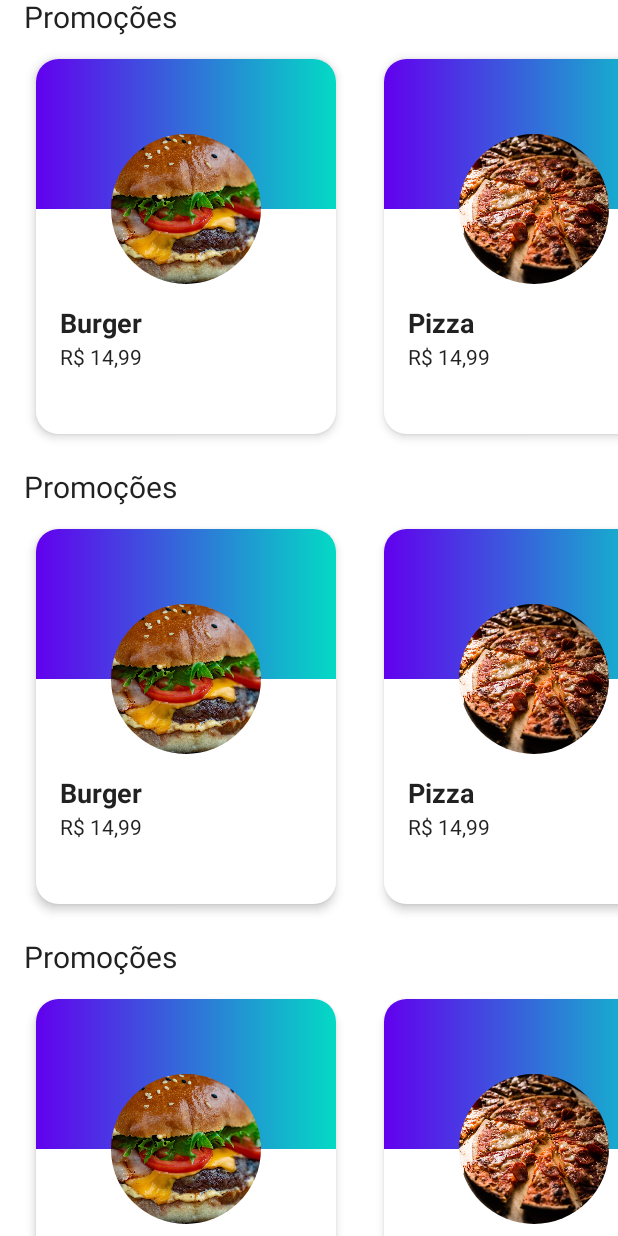
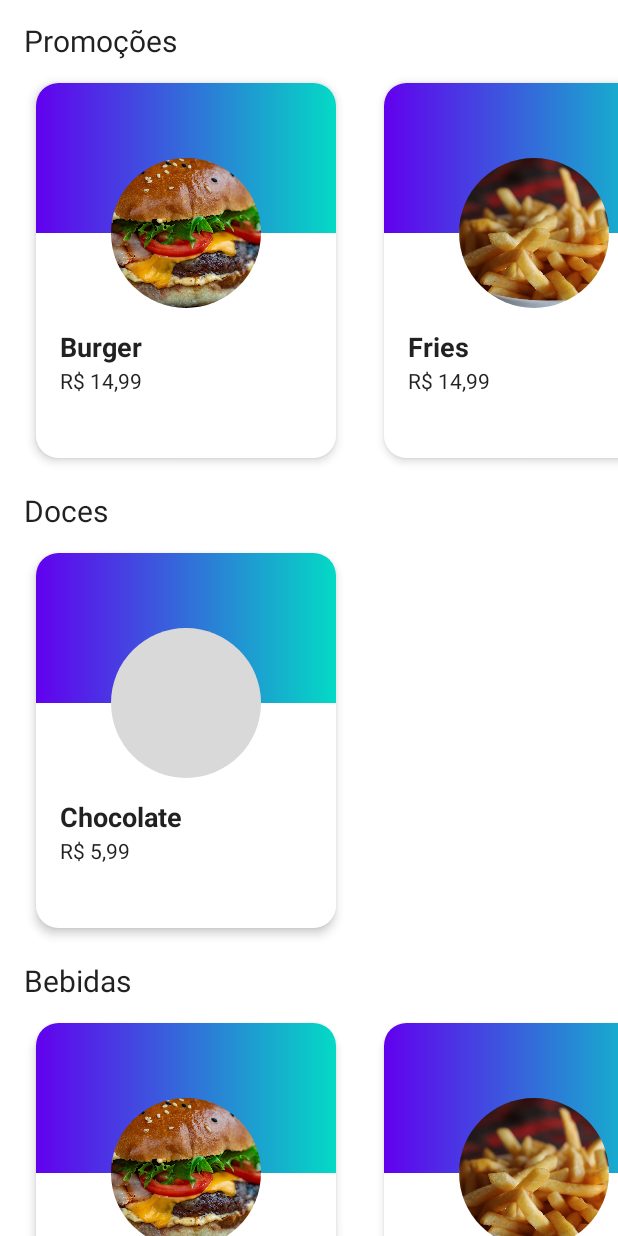
Before and after one commit to gersoncorrea/alura-jetpackcompose, an Android app built with Jetpack Compose: the screen it shows after launch (MainActivity), on a phone screen of 412 x 824 dp. Run offline under Robolectric (Android 15) with nearby library versions, the phone set to English and light mode, and no system bars.

Commit message:
[JC] - aula 6

```diff
--- a/app/src/main/java/com/study/alura_jetpackcompose/MainActivity.kt
+++ b/app/src/main/java/com/study/alura_jetpackcompose/MainActivity.kt
@@ -3,47 +3,10 @@ package com.study.alura_jetpackcompose
 import android.os.Bundle
 import androidx.activity.ComponentActivity
 import androidx.activity.compose.setContent
-import androidx.compose.foundation.Image
-import androidx.compose.foundation.background
-import androidx.compose.foundation.horizontalScroll
-import androidx.compose.foundation.layout.Arrangement
-import androidx.compose.foundation.layout.Box
-import androidx.compose.foundation.layout.Column
-import androidx.compose.foundation.layout.Row
-import androidx.compose.foundation.layout.Spacer
-import androidx.compose.foundation.layout.fillMaxSize
-import androidx.compose.foundation.layout.fillMaxWidth
-import androidx.compose.foundation.layout.height
-import androidx.compose.foundation.layout.heightIn
-import androidx.compose.foundation.layout.offset
-import androidx.compose.foundation.layout.padding
-import androidx.compose.foundation.layout.size
-import androidx.compose.foundation.layout.width
-import androidx.compose.foundation.rememberScrollState
-import androidx.compose.foundation.shape.CircleShape
-import androidx.compose.foundation.shape.RoundedCornerShape
-import androidx.compose.foundation.verticalScroll
 import androidx.compose.material.Surface
-import androidx.compose.material.Text
 import androidx.compose.runtime.Composable
-import androidx.compose.ui.Alignment.Companion.BottomCenter
-import androidx.compose.ui.Modifier
-import androidx.compose.ui.draw.clip
-import androidx.compose.ui.graphics.Brush
-import androidx.compose.ui.layout.ContentScale
-import androidx.compose.ui.res.painterResource
-import androidx.compose.ui.text.font.FontWeight
-import androidx.compose.ui.text.style.TextOverflow
-import androidx.compose.ui.tooling.preview.Preview
-import androidx.compose.ui.tooling.preview.datasource.LoremIpsum
-import androidx.compose.ui.unit.dp
-import androidx.compose.ui.unit.sp
-import com.study.alura_jetpackcompose.extensions.toBrazilianCurrency
-import com.study.alura_jetpackcompose.model.Product
+import com.study.alura_jetpackcompose.ui.screens.HomeScreen
 import com.study.alura_jetpackcompose.ui.theme.AluveryTheme
-import com.study.alura_jetpackcompose.ui.theme.Purple500
-import com.study.alura_jetpackcompose.ui.theme.Teal200
-import java.math.BigDecimal
 
 class MainActivity : ComponentActivity() {
 
@@ -59,147 +22,7 @@ class MainActivity : ComponentActivity() {
 fun App() {
     AluveryTheme {
         Surface {
-            Column(
-                Modifier.fillMaxSize()
-                    .verticalScroll(rememberScrollState()),
-                verticalArrangement = Arrangement.spacedBy(16.dp)
-            ) {
-                ProductSection()
-                ProductSection()
-                ProductSection()
-            }
+            HomeScreen()
         }
     }
 }
-
-@Composable
-fun ProductSection() {
-    val burger = Product(
-        name = "Burger",
-        price = BigDecimal("14.99"),
-        image = R.drawable.burger
-    )
-
-    val fries = Product(
-        name = "Fries",
-        price = BigDecimal("14.99"),
-        image = R.drawable.fries
-    )
-
-    val pizza = Product(
-        name = "Pizza",
-        price = BigDecimal("14.99"),
-        image = R.drawable.pizza
-    )
-    Column {
-        Text(
-            text = "Promoções",
-            Modifier.padding(
-                start = 16.dp,
-                end = 16.dp
-            ),
-            fontSize = 20.sp,
-            fontWeight = FontWeight(400)
-        )
-        Row(
-            Modifier
-                .padding(
-                    top = 8.dp
-                )
-                .fillMaxWidth()
-                .horizontalScroll(rememberScrollState()),
-            horizontalArrangement = Arrangement.spacedBy(16.dp)
-        ) {
-            Spacer(Modifier)
-            ProductItem(burger)
-            ProductItem(pizza)
-            ProductItem(fries)
-            Spacer(Modifier)
-        }
-    }
-}
-
-@Preview(showSystemUi = true)
-@Composable
-fun AppPreview() {
-    App()
-}
-
-@Preview(showBackground = true, widthDp = 1000)
-@Composable
-fun ProductSessionPreview() {
-    ProductSection()
-}
-
-@Composable
-fun ProductItem(product: Product) {
-    Surface(
-        Modifier.padding(8.dp),
-        shape = RoundedCornerShape(15.dp),
-        elevation = 4.dp
-    ) {
-        Column(
-            Modifier
-                .heightIn(250.dp, 300.dp)
-                .width(200.dp)
-        ) {
-            val imageSize = 100.dp
-            Box(
-                modifier = Modifier
-                    .height(imageSize)
-                    .background(
-                        brush = Brush.horizontalGradient(
-                            colors = listOf(
-                                Purple500,
-                                Teal200
-                            )
-                        )
-                    )
-                    .fillMaxWidth()
-            ) {
-                Image(
-                    painter = painterResource(id = product.image),
-                    contentDescription = "Imagem do produto",
-                    Modifier
-                        .size(imageSize)
-                        .offset(y = imageSize / 2)
-                        .clip(shape = CircleShape)
-                        .align(BottomCenter),
-                    contentScale = ContentScale.Crop
-                )
-            }
-            Spacer(modifier = Modifier.height(imageSize / 2))
-            Column(Modifier.padding(16.dp)) {
-                Text(
-                    text = product.name,
-                    Modifier.fillMaxWidth(),
-                    fontSize = 18.sp,
-                    fontWeight = FontWeight(700),
-                    maxLines = 2,
-                    overflow = TextOverflow.Ellipsis
-                )
-                Text(
-                    text = product.price.toBrazilianCurrency(),
-                    Modifier
-                        .fillMaxWidth()
-                        .padding(top = 4.dp),
-                    fontSize = 14.sp,
-                    fontWeight = FontWeight(400)
-                )
-            }
-        }
-    }
-}
-
-@Preview(showBackground = true)
-@Composable
-private fun ProductItemPreview() {
-    ProductItem(
-        product = Product(
-            name = LoremIpsum(50).values.first(),
-            price = BigDecimal("14.99"),
-            image = R.drawable.ic_launcher_background
-        )
-    )
-    ProductSection()
-}
--- /dev/null
+++ b/app/src/main/java/com/study/alura_jetpackcompose/sampledata/SampleData.kt
@@ -0,0 +1,24 @@
+package com.study.alura_jetpackcompose.sampledata
+
+import com.study.alura_jetpackcompose.R
+import com.study.alura_jetpackcompose.model.Product
+import java.math.BigDecimal
+
+val sampleProducts = listOf(
+    Product(
+        name = "Burger",
+        price = BigDecimal("14.99"),
+        image = R.drawable.burger
+    ),
+    Product(
+        name = "Fries",
+        price = BigDecimal("14.99"),
+        image = R.drawable.fries
+    ),
+
+    Product(
+        name = "Pizza",
+        price = BigDecimal("14.99"),
+        image = R.drawable.pizza
+    )
+)
--- /dev/null
+++ b/app/src/main/java/com/study/alura_jetpackcompose/ui/components/ProductItem.kt
@@ -0,0 +1,93 @@
+package com.study.alura_jetpackcompose.ui.components
+
+import androidx.compose.foundation.Image
+import androidx.compose.foundation.background
+import androidx.compose.foundation.layout.Box
+import androidx.compose.foundation.layout.Column
+import androidx.compose.foundation.layout.Spacer
+import androidx.compose.foundation.layout.fillMaxWidth
+import androidx.compose.foundation.layout.height
+import androidx.compose.foundation.layout.heightIn
+import androidx.compose.foundation.layout.offset
+import androidx.compose.foundation.layout.padding
+import androidx.compose.foundation.layout.size
+import androidx.compose.foundation.layout.width
+import androidx.compose.foundation.shape.CircleShape
+import androidx.compose.foundation.shape.RoundedCornerShape
+import androidx.compose.material.Surface
+import androidx.compose.material.Text
+import androidx.compose.runtime.Composable
+import androidx.compose.ui.Alignment
+import androidx.compose.ui.Modifier
+import androidx.compose.ui.draw.clip
+import androidx.compose.ui.graphics.Brush
+import androidx.compose.ui.layout.ContentScale
+import androidx.compose.ui.res.painterResource
+import androidx.compose.ui.text.font.FontWeight
+import androidx.compose.ui.text.style.TextOverflow
+import androidx.compose.ui.unit.dp
+import androidx.compose.ui.unit.sp
+import com.study.alura_jetpackcompose.extensions.toBrazilianCurrency
+import com.study.alura_jetpackcompose.model.Product
+import com.study.alura_jetpackcompose.ui.theme.Purple500
+import com.study.alura_jetpackcompose.ui.theme.Teal200
+
+@Composable
+fun ProductItem(product: Product) {
+    Surface(
+        Modifier.padding(8.dp),
+        shape = RoundedCornerShape(15.dp),
+        elevation = 4.dp
+    ) {
+        Column(
+            Modifier
+                .heightIn(250.dp, 300.dp)
+                .width(200.dp)
+        ) {
+            val imageSize = 100.dp
+            Box(
+                modifier = Modifier
+                    .height(imageSize)
+                    .background(
+                        brush = Brush.horizontalGradient(
+                            colors = listOf(
+                                Purple500,
+                                Teal200
+                            )
+                        )
+                    )
+                    .fillMaxWidth()
+            ) {
+                Image(
+                    painter = painterResource(id = product.image),
+                    contentDescription = "Imagem do produto",
+                    Modifier
+                        .size(imageSize)
+                        .offset(y = imageSize / 2)
+                        .clip(shape = CircleShape)
+                        .align(Alignment.BottomCenter),
+                    contentScale = ContentScale.Crop
+                )
+            }
+            Spacer(modifier = Modifier.height(imageSize / 2))
+            Column(Modifier.padding(16.dp)) {
+                Text(
+                    text = product.name,
+                    Modifier.fillMaxWidth(),
+                    fontSize = 18.sp,
+                    fontWeight = FontWeight(700),
+                    maxLines = 2,
+                    overflow = TextOverflow.Ellipsis
+                )
+                Text(
+                    text = product.price.toBrazilianCurrency(),
+                    Modifier
+                        .fillMaxWidth()
+                        .padding(top = 4.dp),
+                    fontSize = 14.sp,
+                    fontWeight = FontWeight(400)
+                )
+            }
+        }
+    }
+}
--- /dev/null
+++ b/app/src/main/java/com/study/alura_jetpackcompose/ui/components/ProductSection.kt
@@ -0,0 +1,58 @@
+package com.study.alura_jetpackcompose.ui.components
+
+import androidx.compose.foundation.horizontalScroll
+import androidx.compose.foundation.layout.Arrangement
+import androidx.compose.foundation.layout.Column
+import androidx.compose.foundation.layout.Row
+import androidx.compose.foundation.layout.Spacer
+import androidx.compose.foundation.layout.fillMaxWidth
+import androidx.compose.foundation.layout.padding
+import androidx.compose.foundation.rememberScrollState
+import androidx.compose.material.Text
+import androidx.compose.runtime.Composable
+import androidx.compose.ui.Modifier
+import androidx.compose.ui.text.font.FontWeight
+import androidx.compose.ui.tooling.preview.Preview
+import androidx.compose.ui.unit.dp
+import androidx.compose.ui.unit.sp
+import com.study.alura_jetpackcompose.model.Product
+import com.study.alura_jetpackcompose.sampledata.sampleProducts
+
+@Composable
+fun ProductSection(
+    title: String,
+    products: List<Product>
+) {
+    Column {
+        Text(
+            text = title,
+            Modifier.padding(
+                start = 16.dp,
+                end = 16.dp
+            ),
+            fontSize = 20.sp,
+            fontWeight = FontWeight(400)
+        )
+        Row(
+            Modifier
+                .padding(
+                    top = 8.dp
+                )
+                .fillMaxWidth()
+                .horizontalScroll(rememberScrollState()),
+            horizontalArrangement = Arrangement.spacedBy(16.dp)
+        ) {
+            Spacer(Modifier)
+            products.forEach {
+                ProductItem(product = it)
+            }
+            Spacer(Modifier)
+        }
+    }
+}
+
+@Preview(showBackground = true)
+@Composable
+private fun ProductsSectionPreview() {
+    ProductSection(title = "Promoções", products = sampleProducts)
+}
--- /dev/null
+++ b/app/src/main/java/com/study/alura_jetpackcompose/ui/screens/HomeScreen.kt
@@ -0,0 +1,47 @@
+package com.study.alura_jetpackcompose.ui.screens
+
+import androidx.compose.foundation.layout.Arrangement
+import androidx.compose.foundation.layout.Column
+import androidx.compose.foundation.layout.Spacer
+import androidx.compose.foundation.layout.fillMaxSize
+import androidx.compose.foundation.rememberScrollState
+import androidx.compose.foundation.verticalScroll
+import androidx.compose.runtime.Composable
+import androidx.compose.ui.Modifier
+import androidx.compose.ui.tooling.preview.Preview
+import androidx.compose.ui.unit.dp
+import com.study.alura_jetpackcompose.R
+import com.study.alura_jetpackcompose.model.Product
+import com.study.alura_jetpackcompose.sampledata.sampleProducts
+import com.study.alura_jetpackcompose.ui.components.ProductSection
+import java.math.BigDecimal
+
+@Composable
+fun HomeScreen() {
+    Column(
+        Modifier.fillMaxSize()
+            .verticalScroll(rememberScrollState()),
+        verticalArrangement = Arrangement.spacedBy(16.dp)
+    ) {
+        Spacer(modifier = Modifier)
+        ProductSection("Promoções", sampleProducts)
+        ProductSection(
+            "Doces",
+            listOf(
+                Product(
+                    name = "Chocolate",
+                    price = BigDecimal("5.99"),
+                    image = R.drawable.placeholder
+                )
+            )
+        )
+        ProductSection("Bebidas", sampleProducts)
+        Spacer(modifier = Modifier)
+    }
+}
+
+@Preview(showSystemUi = true)
+@Composable
+fun HomeScreenPreview() {
+    HomeScreen()
+}
```
